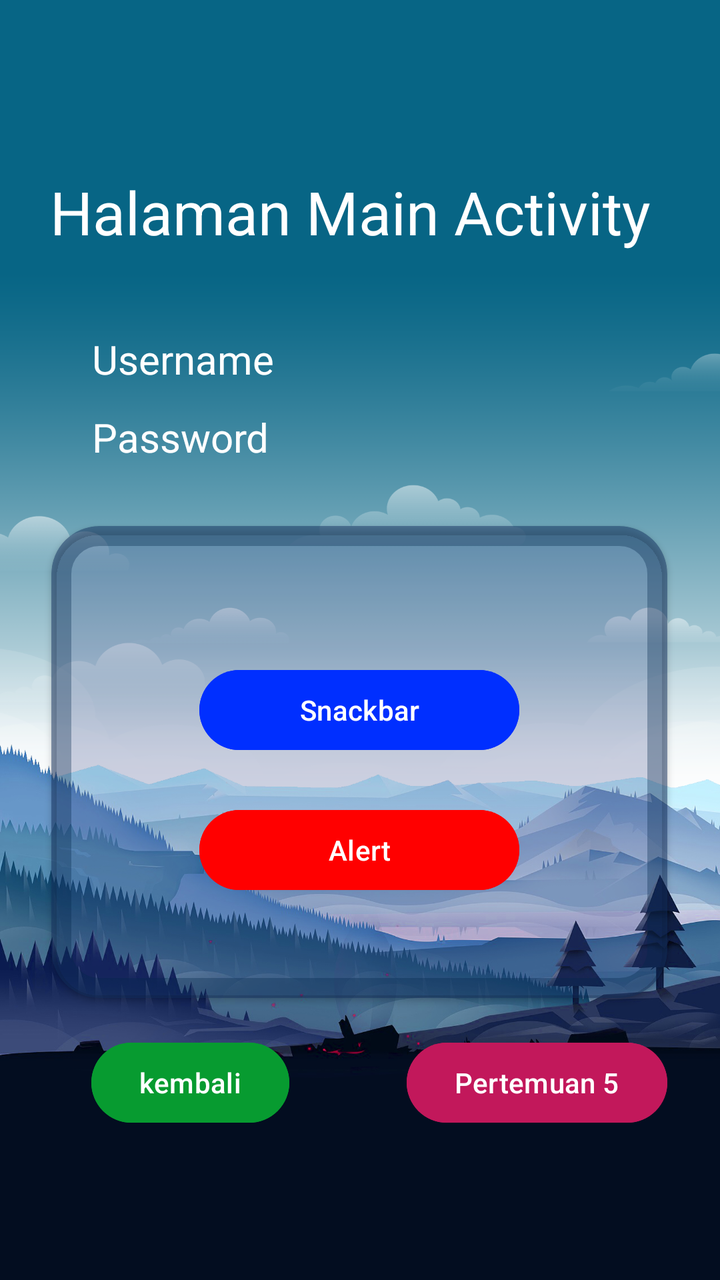
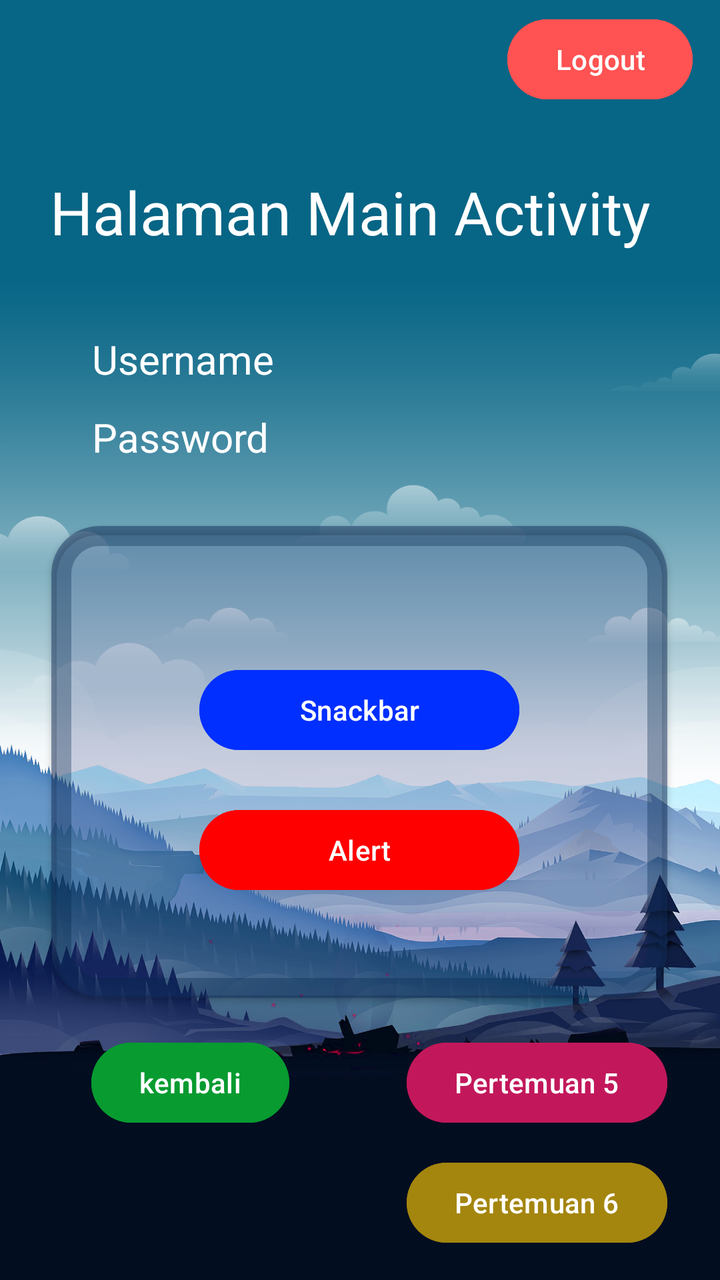

The first picture is an Android layout as it rendered before a commit; the second is the same layout after the commit. The layout source and the unified diff follow.
<!-- AndroidManifest.xml: application theme Theme.Raymond_3TIB -->
<!-- res/layout/activity_main.xml -->
<?xml version="1.0" encoding="utf-8"?>
<androidx.constraintlayout.widget.ConstraintLayout xmlns:android="http://schemas.android.com/apk/res/android"
    xmlns:app="http://schemas.android.com/apk/res-auto"
    xmlns:tools="http://schemas.android.com/tools"
    android:id="@+id/main"
    android:background="@drawable/bakcground"
    android:layout_width="match_parent"
    android:layout_height="match_parent"
    tools:context=".MainActivity">

    <TextView
        android:id="@+id/txtPassword"
        android:layout_width="wrap_content"
        android:layout_height="wrap_content"
        android:layout_marginTop="12dp"
        android:text="Password"
        android:textSize="20dp"
        android:textColor="@color/white"
        app:layout_constraintEnd_toEndOf="parent"
        app:layout_constraintHorizontal_bias="0.17"
        app:layout_constraintStart_toStartOf="parent"
        app:layout_constraintTop_toBottomOf="@+id/txtUsername" />

    <TextView
        android:id="@+id/txtUsername"
        android:layout_width="wrap_content"
        android:layout_height="wrap_content"
        android:layout_marginTop="40dp"
        android:text="Username"
        android:textSize="20dp"
        android:textColor="@color/white"
        app:layout_constraintEnd_toEndOf="parent"
        app:layout_constraintHorizontal_bias="0.171"
        app:layout_constraintStart_toStartOf="parent"
        app:layout_constraintTop_toBottomOf="@+id/Header" />

    <TextView
        android:id="@+id/Header"
        android:layout_width="wrap_content"
        android:layout_height="wrap_content"
        android:text="Halaman Main Activity"
        android:textColor="@color/white"
        android:textSize="30dp"
        app:layout_constraintBottom_toBottomOf="parent"
        app:layout_constraintEnd_toEndOf="parent"
        app:layout_constraintHorizontal_bias="0.418"
        app:layout_constraintStart_toStartOf="parent"
        app:layout_constraintTop_toTopOf="parent"
        app:layout_constraintVertical_bias="0.143" />

    <com.google.android.material.card.MaterialCardView
        android:id="@+id/materialCardView"
        android:layout_width="308dp"
        android:layout_height="236dp"
        android:layout_marginTop="31dp"
        app:layout_constraintBottom_toBottomOf="parent"
        app:layout_constraintEnd_toEndOf="parent"
        app:layout_constraintHorizontal_bias="0.495"
        app:layout_constraintStart_toStartOf="parent"
        app:layout_constraintTop_toBottomOf="@+id/txtPassword"
        app:layout_constraintVertical_bias="0.0"
        app:cardBackgroundColor="#36394892"
        app:cardElevation="2dp"
        app:strokeColor="#54002649"
        app:strokeWidth="10dp"
        app:cardCornerRadius="24dp"
        >

        <androidx.constraintlayout.widget.ConstraintLayout
            android:layout_width="match_parent"
            android:layout_height="match_parent"
            android:layout_margin="24dp">
            <Button
                android:id="@+id/btnAlertDialog"
                android:layout_width="match_parent"
                android:layout_height="wrap_content"
                android:layout_marginHorizontal="50dp"
                android:backgroundTint="#FF0000"
                android:text="Alert"
                android:textColor="@color/white"
                app:layout_constraintBottom_toBottomOf="parent"
                app:layout_constraintEnd_toEndOf="parent"
                app:layout_constraintHorizontal_bias="0.0"
                app:layout_constraintStart_toStartOf="parent"
                app:layout_constraintTop_toBottomOf="@+id/btnSnackBar"
                app:layout_constraintVertical_bias="0.458" />

            <Button
                android:id="@+id/btnSnackBar"
                android:layout_width="match_parent"
                android:layout_height="wrap_content"
                android:layout_marginHorizontal="50dp"
                android:layout_marginTop="44dp"
                android:backgroundTint="#002FFF"
                android:text="Snackbar"
                android:textColor="@color/white"
                app:layout_constraintEnd_toEndOf="parent"
                app:layout_constraintStart_toStartOf="parent"
                app:layout_constraintTop_toTopOf="parent" />
        </androidx.constraintlayout.widget.ConstraintLayout>

    </com.google.android.material.card.MaterialCardView>

    <Button
        android:id="@+id/btnKembali"
        android:layout_width="wrap_content"
        android:layout_height="wrap_content"
        android:backgroundTint="#079B30"
        android:text="kembali"
        app:layout_constraintBottom_toBottomOf="parent"
        app:layout_constraintEnd_toEndOf="parent"
        app:layout_constraintHorizontal_bias="0.175"
        app:layout_constraintStart_toStartOf="parent"
        app:layout_constraintTop_toBottomOf="@+id/materialCardView"
        app:layout_constraintVertical_bias="0.197" />

    <Button
        android:id="@+id/btnToLima"
        android:layout_width="wrap_content"
        android:layout_height="wrap_content"
        android:text="Pertemuan 5"
        android:backgroundTint="#C2185B"
        app:layout_constraintBottom_toBottomOf="parent"
        app:layout_constraintEnd_toEndOf="parent"
        app:layout_constraintHorizontal_bias="0.69"
        app:layout_constraintStart_toEndOf="@+id/btnKembali"
        app:layout_constraintTop_toBottomOf="@+id/materialCardView"
        app:layout_constraintVertical_bias="0.198" />

</androidx.constraintlayout.widget.ConstraintLayout>
<!-- resources referenced by this layout -->
<resources>
  <color name="white">#FFFFFFFF</color>
  <!-- drawable bakcground: png bitmap (drawable, 775068 bytes) -->
  <style name="Theme.Raymond_3TIB" parent="Base.Theme.Raymond_3TIB" />
  <style name="Base.Theme.Raymond_3TIB" parent="Theme.Material3.DayNight.NoActionBar">
          
          
      </style>
</resources>

<!-- the commit's change to res/layout/activity_main.xml (unified diff, before → after) -->
@@ -127,4 +127,32 @@
         app:layout_constraintTop_toBottomOf="@+id/materialCardView"
         app:layout_constraintVertical_bias="0.198" />
 
+    <Button
+        android:id="@+id/btnToEnam"
+        android:layout_width="wrap_content"
+        android:layout_height="wrap_content"
+        android:layout_marginTop="12dp"
+        android:backgroundTint="#A4860E"
+        android:text="Pertemuan 6"
+        app:layout_constraintBottom_toBottomOf="parent"
+        app:layout_constraintEnd_toEndOf="@+id/btnToLima"
+        app:layout_constraintHorizontal_bias="0.0"
+        app:layout_constraintStart_toStartOf="@+id/btnToLima"
+        app:layout_constraintTop_toBottomOf="@+id/btnToLima"
+        app:layout_constraintVertical_bias="0.0" />
+
+    <Button
+        android:id="@+id/btnLogout"
+        android:layout_width="wrap_content"
+        android:layout_height="wrap_content"
+        android:layout_marginBottom="32dp"
+        android:backgroundTint="#FF5252"
+        android:text="Logout"
+        app:layout_constraintBottom_toTopOf="@+id/Header"
+        app:layout_constraintEnd_toEndOf="parent"
+        app:layout_constraintHorizontal_bias="0.949"
+        app:layout_constraintStart_toStartOf="parent"
+        app:layout_constraintTop_toTopOf="parent"
+        app:layout_constraintVertical_bias="1.0" />
+
 </androidx.constraintlayout.widget.ConstraintLayout>
